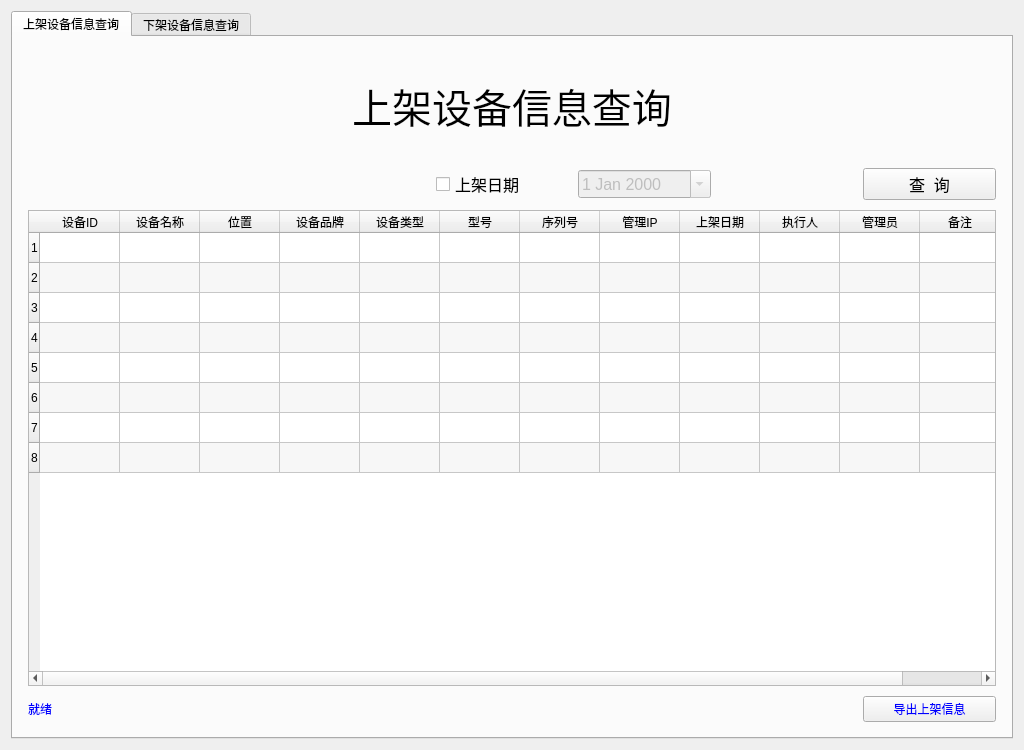
tainyuhong/pyside_machine_system, file ui/shelf_display.ui: the form before one commit.
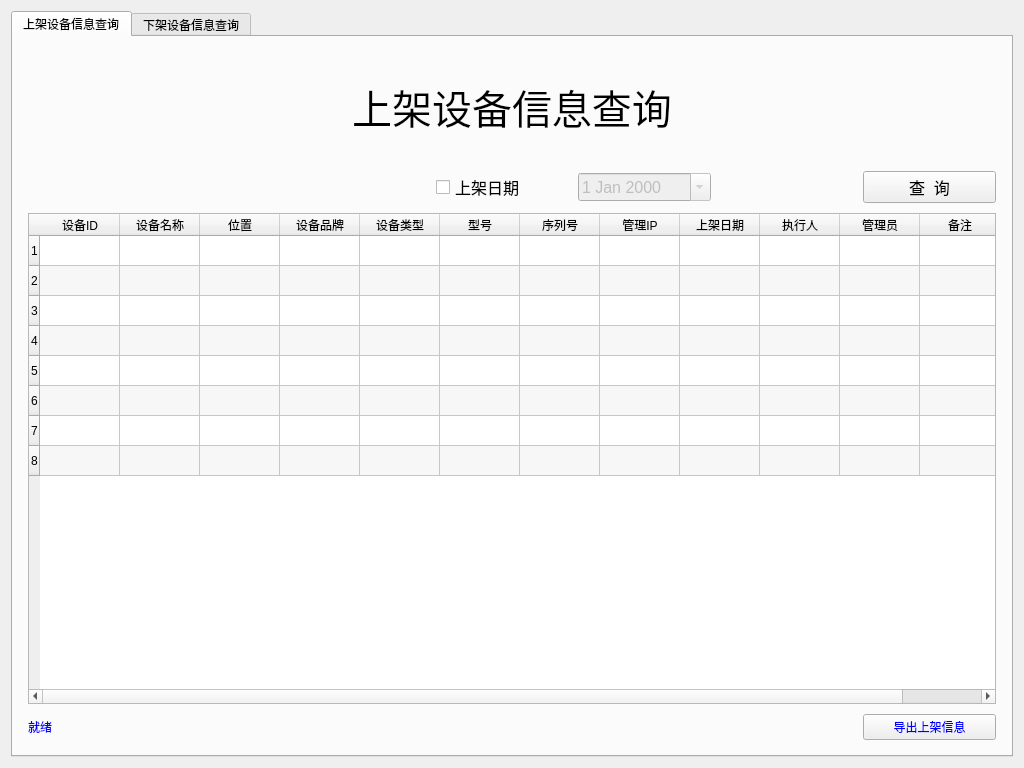
The form after the commit.

```diff
--- a/ui/shelf_display.ui
+++ b/ui/shelf_display.ui
@@ -7,7 +7,7 @@
     <x>0</x>
     <y>0</y>
     <width>1024</width>
-    <height>750</height>
+    <height>768</height>
    </rect>
   </property>
   <property name="windowTitle">
```
